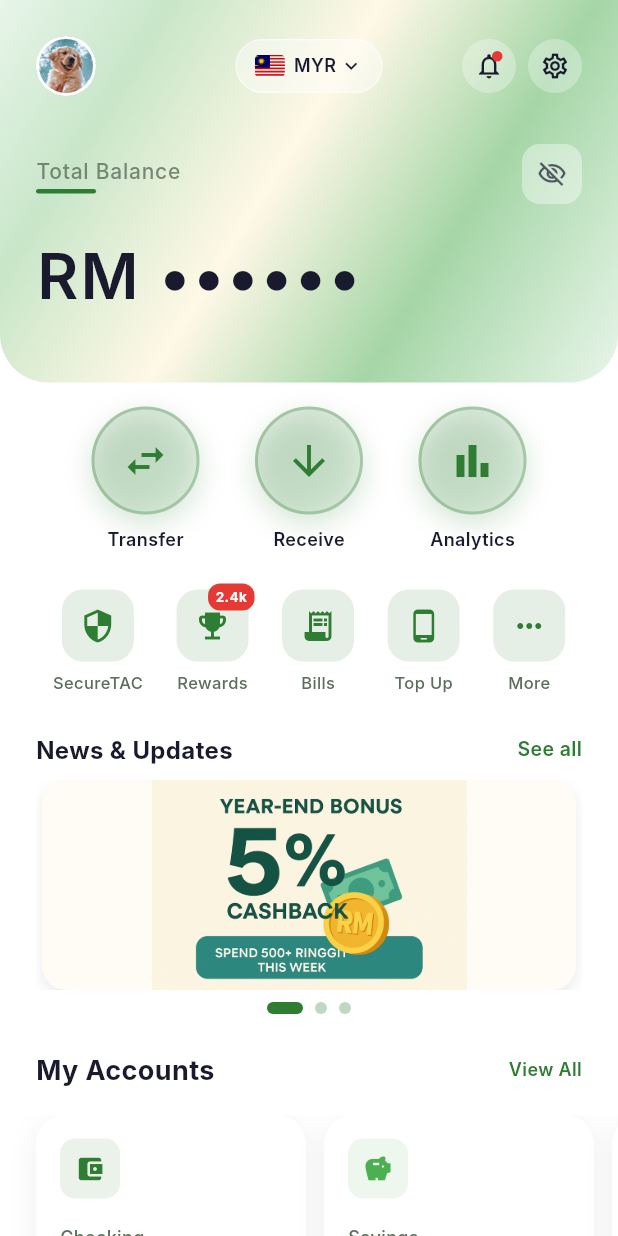
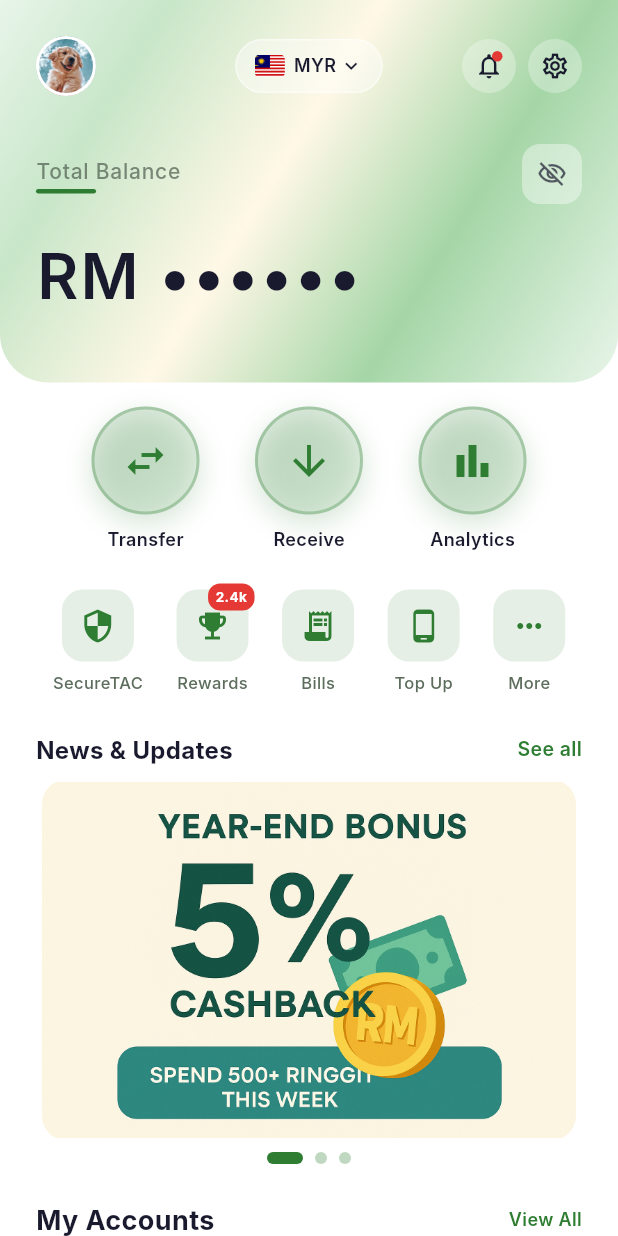
Before and after one commit to kimhongzhang323/SiBehGoodBank, a Flutter app: the HomeScreen screen opened directly, after a tap on the "visibility" icon, on a phone screen of 412 x 824 dp. Run offline on Flutter 3.47's test engine with Material 3 defaults, Android fonts, the phone set to English and light mode, and no system bars; our stand-ins replace image_picker, permission_handler, shared_preferences, speech_to_text; missing offline and left inert: mobile_scanner; accounts and stored records are empty; Roboto replaces fonts that are missing (Inter).

Commit message:
fix: now banners fit

```diff
--- a/lib/screens/home_screen.dart
+++ b/lib/screens/home_screen.dart
@@ -791,8 +791,9 @@ class _HomeScreenState extends State<HomeScreen> {
             ],
           ),
           const SizedBox(height: AppSpacing.sm),
+          // Carousel that sizes to image
           SizedBox(
-            height: 140,
+            height: 240, // Larger banner height
             child: PageView.builder(
               controller: _carouselController,
               itemCount: banners.length,
@@ -806,32 +807,20 @@ class _HomeScreenState extends State<HomeScreen> {
                   onTap: () => Navigator.of(context).push(
                     MaterialPageRoute(builder: (context) => const NewsScreen()),
                   ),
-                  child: Container(
-                    margin: const EdgeInsets.symmetric(horizontal: 4),
+                  child: Padding(
+                    padding: const EdgeInsets.symmetric(horizontal: 4),
+                    child: ClipRRect(
+                      borderRadius: BorderRadius.circular(16),
+                      child: Image.asset(
+                        banners[index],
+                        fit: BoxFit.fitWidth,
+                        width: double.infinity,
+                        errorBuilder: (context, error, stackTrace) {
+                          return Container(
+                            width: double.infinity,
+                            height: 240,
                             decoration: BoxDecoration(
                               borderRadius: BorderRadius.circular(16),
-                      boxShadow: [
-                        BoxShadow(
-                          color: Colors.black.withOpacity(0.08),
-                          blurRadius: 8,
-                          offset: const Offset(0, 4),
-                        ),
-                      ],
-                    ),
-                    child: ClipRRect(
-                      borderRadius: BorderRadius.circular(16),
-                      child: Container(
-                        width: double.infinity,
-                        height: 140,
-                        color: AppColors.cream,
-                        child: Image.asset(
-                          banners[index],
-                          fit: BoxFit.contain,
-                          width: double.infinity,
-                          height: 140,
-                          errorBuilder: (context, error, stackTrace) {
-                            return Container(
-                              decoration: BoxDecoration(
                               gradient: LinearGradient(
                                 begin: Alignment.topLeft,
                                 end: Alignment.bottomRight,
@@ -864,7 +853,6 @@ class _HomeScreenState extends State<HomeScreen> {
                             ),
                           );
                         },
-                        ),
                       ),
                     ),
                   ),
```
Lines whose indentation alone changed are shown as unchanged.
